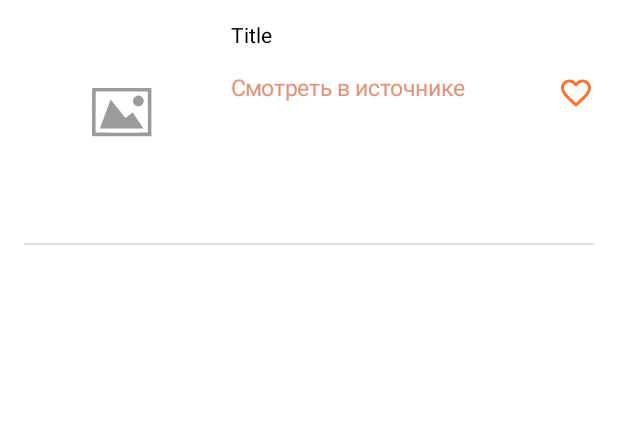
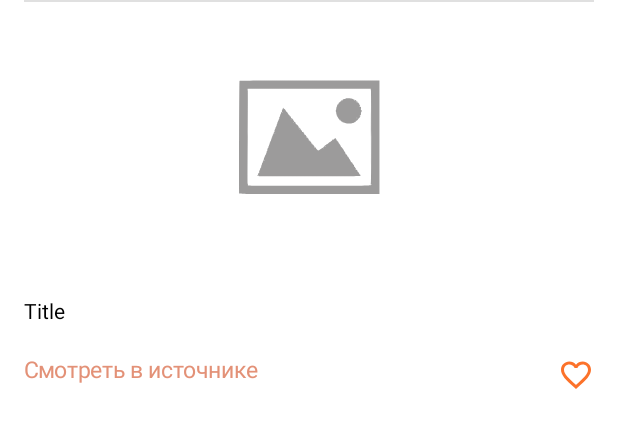
Before and after one commit to PetrGostev/News, an Android app built with Jetpack Compose: the @Preview function PreviewArticleView, on a phone screen of 412 x 824 dp. Shown: the top 428 px of the screen. Run offline under Robolectric (Android 15) with nearby library versions, the light colour scheme and no system bars; our stand-ins replace Room's generated code; pictures from the network do not load.

Commit message:
refactoring ArticleView

```diff
--- a/app/src/main/java/com/gostev/news/presentation/news/view/ArticleView.kt
+++ b/app/src/main/java/com/gostev/news/presentation/news/view/ArticleView.kt
@@ -37,11 +37,10 @@ fun ArticleView(
         mutableStateOf(article.isFavorite)
     }
 
-    Column() {
-        Row(
+    Column(
         modifier = Modifier
             .fillMaxWidth()
-                .padding(16.dp),
+            .padding(start = 16.dp, end = 16.dp, top = 16.dp, bottom = 26.dp)
     ) {
         val context = LocalContext.current
         if (isVisibleImage) {
@@ -50,16 +49,20 @@ fun ArticleView(
                 contentDescription = stringResource(id = R.string.image),
                 placeholder = painterResource(id = R.drawable.no_photography),
                 error = painterResource(id = R.drawable.no_photography),
-                    contentScale = ContentScale.Crop,
-                    modifier = Modifier.size(130.dp)
+                contentScale = ContentScale.FillWidth,
+                modifier = Modifier
+                    .width(400.dp)
+                    .height(180.dp)
                     .clip(RoundedCornerShape(10.dp)),
             )
         }
-            Column(modifier = Modifier.padding(start = 8.dp)) {
-                Text(text = article.title ?: "")
+        Text(
+            text = article.title ?: "",
+            modifier = Modifier.padding(top = 4.dp),
+        )
         Text(
             text = DateFormat().stringDateToString(article.publishedAt, context),
-                    modifier = Modifier.padding(top = 4.dp),
+            modifier = Modifier.padding(vertical = 4.dp),
             fontSize = 12.sp,
             color = Color.Gray
         )
@@ -86,9 +89,7 @@ fun ArticleView(
             }
         }
     }
-        }
     Divider(modifier = Modifier.padding(horizontal = 16.dp))
-    }
 }
 
 @Preview
```
Also changed, not shown: app/src/main/java/com/gostev/news/presentation/favorite/view/FavoriteArticleView.kt (+16 -12 lines). Lines whose indentation alone changed are shown as unchanged.
